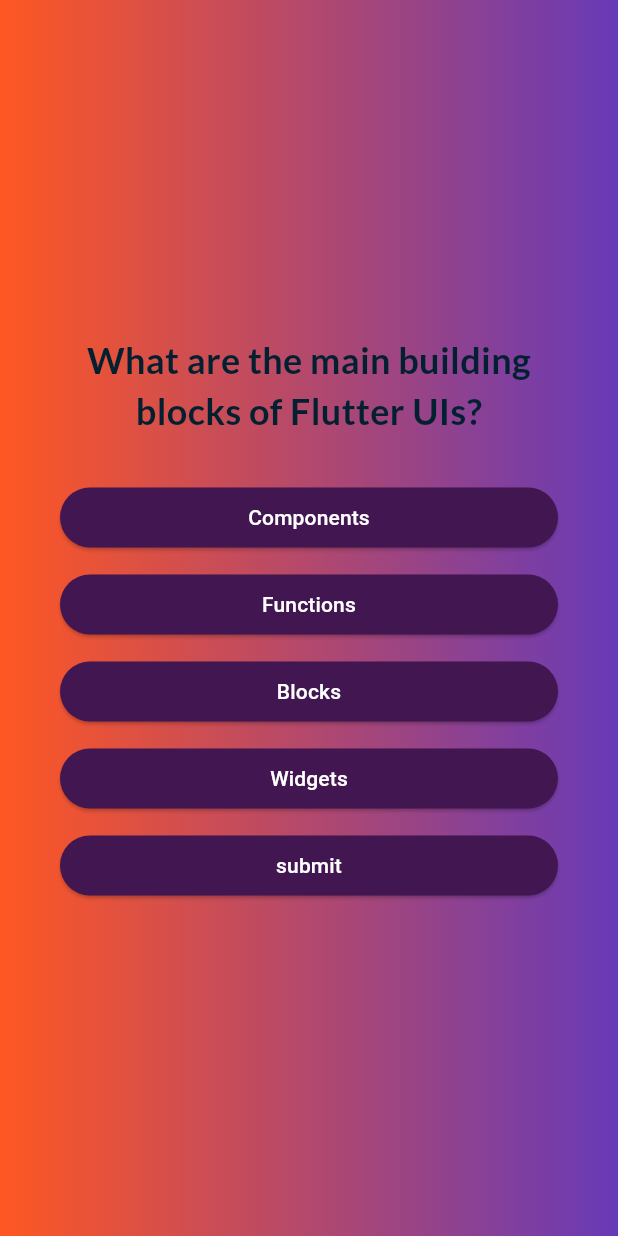
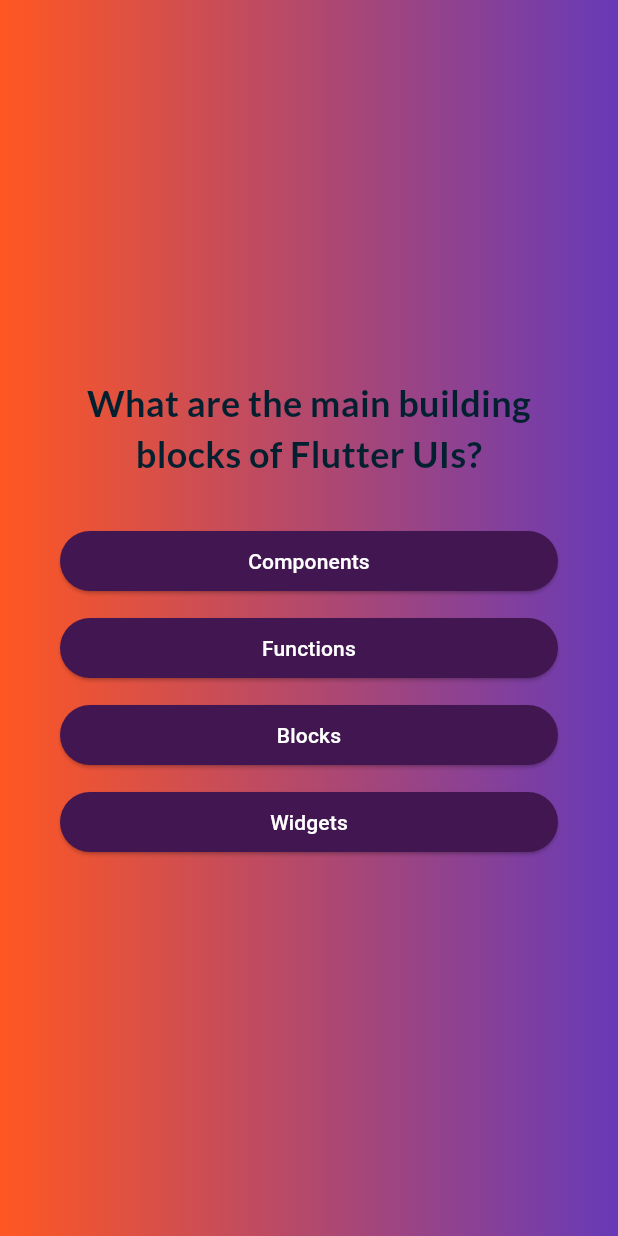
Before and after one commit to Akshatranakoti/QuizApp, a Flutter app: the screen it shows after launch, after a tap on "quiz", on a phone screen of 412 x 824 dp. Run offline on Flutter 3.47's test engine with Material 2 defaults, Android fonts, the phone set to English and light mode, and no system bars; our stand-ins replace google_fonts.

Commit message:
selected answer list  state maintained

```diff
--- a/lib/question.dart
+++ b/lib/question.dart
@@ -5,7 +5,8 @@ import 'package:quiz_app/data/question_data.dart';
 import 'package:google_fonts/google_fonts.dart';
 
 class QuestionScreen extends StatefulWidget {
-  const QuestionScreen({super.key});
+  final void Function(String) onSelectedAnswer;
+  const QuestionScreen({super.key, required this.onSelectedAnswer});
 
   @override
   State<QuestionScreen> createState() => _QuestionState();
@@ -13,7 +14,8 @@ class QuestionScreen extends StatefulWidget {
 
 class _QuestionState extends State<QuestionScreen> {
   var index = 0;
-  setAnswer() {
+  setAnswer(String answer) {
+    widget.onSelectedAnswer(answer);
     setState(() {
       index = index + 1;
     });
@@ -41,13 +43,12 @@ class _QuestionState extends State<QuestionScreen> {
               height: 20,
             ),
             ...currentQuestion.getShuffledList().map((answer) {
-              return AnswerButton(answer: answer, onPressed: () {});
+              return AnswerButton(
+                  answer: answer,
+                  onPressed: () {
+                    setAnswer(answer);
+                  });
             }),
-            AnswerButton(
-                answer: "submit",
-                onPressed: () {
-                  setAnswer();
-                })
           ],
         ),
       ),
```
Also changed, not shown: lib/main.dart (+16 -3 lines), lib/result_screen.dart (added).
